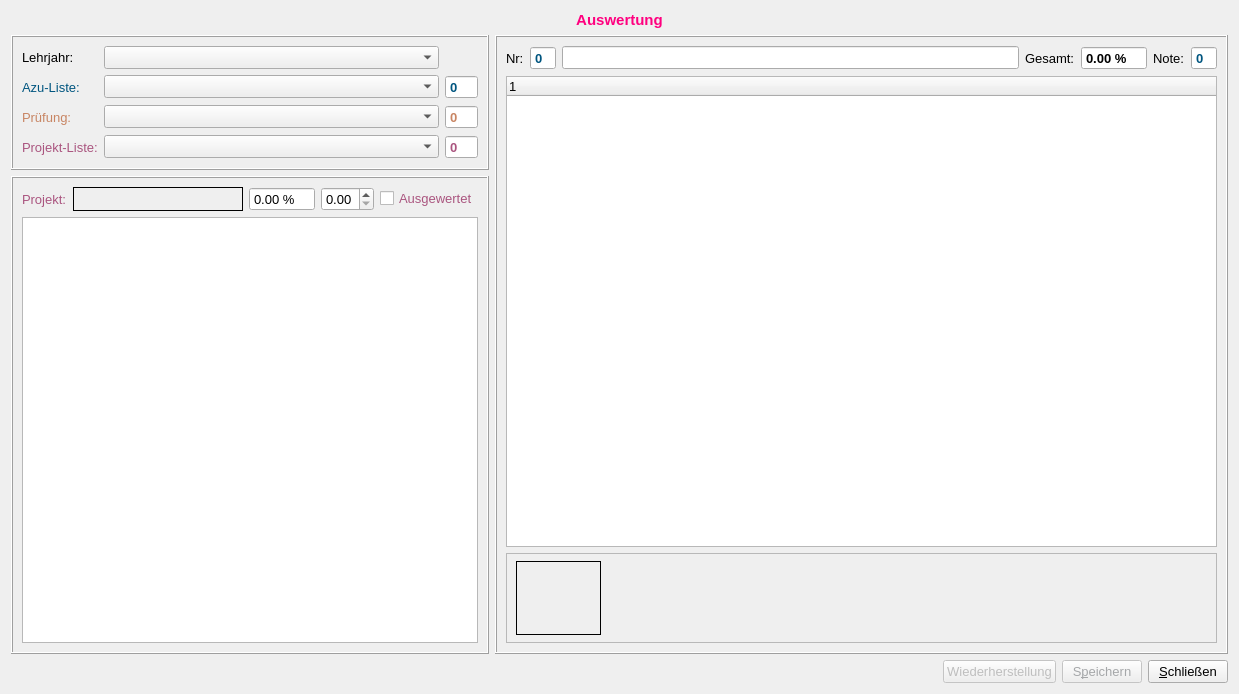
Above: formevaluation.ui from fasa1964/fshkkap before the change. Below: the same form after it.
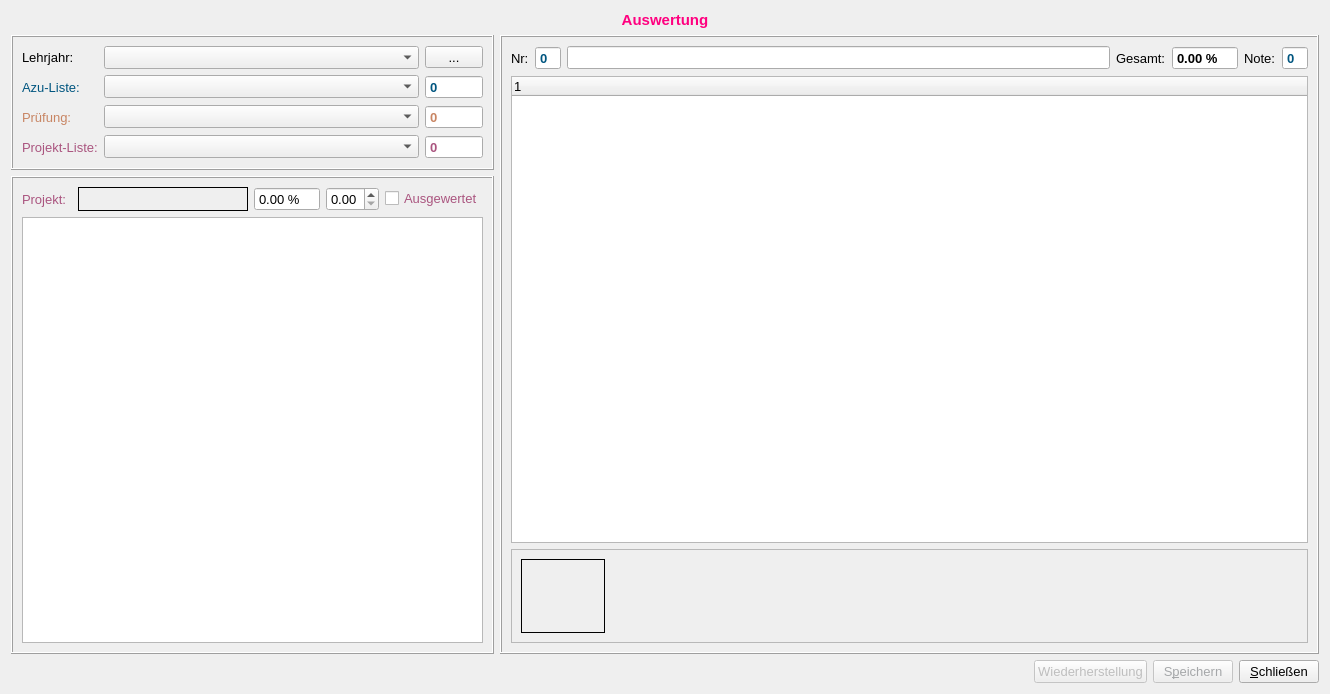
That is the form after the change.

Commit message: Add list button.

```diff
--- a/formevaluation.ui
+++ b/formevaluation.ui
@@ -6,7 +6,7 @@
    <rect>
     <x>0</x>
     <y>0</y>
-    <width>1239</width>
+    <width>1330</width>
     <height>694</height>
    </rect>
   </property>
@@ -547,6 +547,19 @@
         </property>
        </widget>
       </item>
+      <item row="0" column="2">
+       <widget class="QToolButton" name="listButton">
+        <property name="minimumSize">
+         <size>
+          <width>58</width>
+          <height>0</height>
+         </size>
+        </property>
+        <property name="text">
+         <string>...</string>
+        </property>
+       </widget>
+      </item>
      </layout>
     </widget>
    </item>
@@ -1014,16 +1027,16 @@
         <property name="frameShadow">
          <enum>QFrame::Raised</enum>
         </property>
+        <layout class="QHBoxLayout" name="horizontalLayout_2">
+         <item>
         <widget class="QLabel" name="labelIcon">
-         <property name="geometry">
-          <rect>
-           <x>10</x>
-           <y>8</y>
-           <width>85</width>
+           <property name="minimumSize">
+            <size>
+             <width>84</width>
            <height>74</height>
-          </rect>
-         </property>
-         <property name="minimumSize">
+            </size>
+           </property>
+           <property name="maximumSize">
           <size>
            <width>84</width>
            <height>74</height>
@@ -1039,15 +1052,9 @@
           <bool>true</bool>
          </property>
         </widget>
+         </item>
+         <item>
         <widget class="QLabel" name="labelMessage">
-         <property name="geometry">
-          <rect>
-           <x>110</x>
-           <y>10</y>
-           <width>501</width>
-           <height>70</height>
-          </rect>
-         </property>
          <property name="sizePolicy">
           <sizepolicy hsizetype="Expanding" vsizetype="Preferred">
            <horstretch>0</horstretch>
@@ -1060,9 +1067,46 @@
            <height>70</height>
           </size>
          </property>
+           <property name="palette">
+            <palette>
+             <active>
+              <colorrole role="WindowText">
+               <brush brushstyle="SolidPattern">
+                <color alpha="255">
+                 <red>255</red>
+                 <green>0</green>
+                 <blue>0</blue>
+                </color>
+               </brush>
+              </colorrole>
+             </active>
+             <inactive>
+              <colorrole role="WindowText">
+               <brush brushstyle="SolidPattern">
+                <color alpha="255">
+                 <red>255</red>
+                 <green>0</green>
+                 <blue>0</blue>
+                </color>
+               </brush>
+              </colorrole>
+             </inactive>
+             <disabled>
+              <colorrole role="WindowText">
+               <brush brushstyle="SolidPattern">
+                <color alpha="255">
+                 <red>120</red>
+                 <green>120</green>
+                 <blue>120</blue>
+                </color>
+               </brush>
+              </colorrole>
+             </disabled>
+            </palette>
+           </property>
          <property name="font">
           <font>
-           <pointsize>12</pointsize>
+             <pointsize>10</pointsize>
           </font>
          </property>
          <property name="text">
@@ -1072,6 +1116,8 @@
           <bool>true</bool>
          </property>
         </widget>
+         </item>
+        </layout>
        </widget>
       </item>
      </layout>
```
Lines whose indentation alone changed are shown as unchanged. The commit also changes 2 other files.
